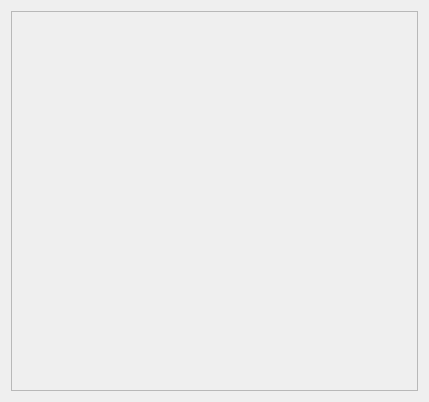
The window that gui/DrawingForm.ui (fritzone/funkplot) describes before a commit, drawn with Qt 5.
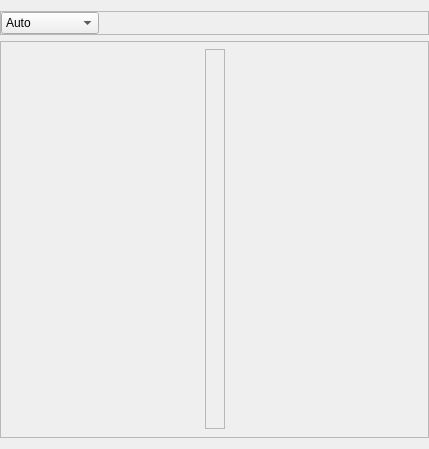
The same window after the commit.

Diff of the .ui file:
```diff
--- a/gui/DrawingForm.ui
+++ b/gui/DrawingForm.ui
@@ -7,19 +7,25 @@
     <x>0</x>
     <y>0</y>
     <width>429</width>
-    <height>398</height>
+    <height>449</height>
    </rect>
   </property>
   <property name="windowTitle">
    <string>Form</string>
   </property>
   <layout class="QVBoxLayout" name="verticalLayout_2">
+   <property name="leftMargin">
+    <number>0</number>
+   </property>
+   <property name="rightMargin">
+    <number>0</number>
+   </property>
    <item>
-    <widget class="QFrame" name="frmDrawing">
-     <property name="minimumSize">
+    <widget class="QFrame" name="frame">
+     <property name="maximumSize">
       <size>
-       <width>0</width>
-       <height>380</height>
+       <width>16777215</width>
+       <height>48</height>
       </size>
      </property>
      <property name="frameShape">
@@ -28,7 +34,173 @@
      <property name="frameShadow">
       <enum>QFrame::Raised</enum>
      </property>
-     <layout class="QVBoxLayout" name="verticalLayout"/>
+     <layout class="QHBoxLayout" name="horizontalLayout">
+      <property name="leftMargin">
+       <number>0</number>
+      </property>
+      <property name="topMargin">
+       <number>0</number>
+      </property>
+      <property name="rightMargin">
+       <number>0</number>
+      </property>
+      <property name="bottomMargin">
+       <number>0</number>
+      </property>
+      <item>
+       <widget class="QComboBox" name="comboBox">
+        <item>
+         <property name="text">
+          <string>Auto</string>
+         </property>
+        </item>
+        <item>
+         <property name="text">
+          <string>640 x 480</string>
+         </property>
+        </item>
+        <item>
+         <property name="text">
+          <string>800 x 600</string>
+         </property>
+        </item>
+        <item>
+         <property name="text">
+          <string>1024 x 768</string>
+         </property>
+        </item>
+        <item>
+         <property name="text">
+          <string>1366 x 768</string>
+         </property>
+        </item>
+        <item>
+         <property name="text">
+          <string>1920 x 1080</string>
+         </property>
+        </item>
+       </widget>
+      </item>
+      <item>
+       <spacer name="horizontalSpacer">
+        <property name="orientation">
+         <enum>Qt::Horizontal</enum>
+        </property>
+        <property name="sizeHint" stdset="0">
+         <size>
+          <width>40</width>
+          <height>20</height>
+         </size>
+        </property>
+       </spacer>
+      </item>
+     </layout>
+    </widget>
+   </item>
+   <item>
+    <widget class="QFrame" name="frame_2">
+     <property name="frameShape">
+      <enum>QFrame::StyledPanel</enum>
+     </property>
+     <property name="frameShadow">
+      <enum>QFrame::Raised</enum>
+     </property>
+     <layout class="QGridLayout" name="gridLayout">
+      <property name="leftMargin">
+       <number>0</number>
+      </property>
+      <property name="topMargin">
+       <number>0</number>
+      </property>
+      <property name="rightMargin">
+       <number>0</number>
+      </property>
+      <property name="bottomMargin">
+       <number>0</number>
+      </property>
+      <item row="0" column="1">
+       <spacer name="topSpacer">
+        <property name="orientation">
+         <enum>Qt::Vertical</enum>
+        </property>
+        <property name="sizeHint" stdset="0">
+         <size>
+          <width>20</width>
+          <height>40</height>
+         </size>
+        </property>
+       </spacer>
+      </item>
+      <item row="1" column="0">
+       <spacer name="leftSpacer">
+        <property name="orientation">
+         <enum>Qt::Horizontal</enum>
+        </property>
+        <property name="sizeHint" stdset="0">
+         <size>
+          <width>20</width>
+          <height>20</height>
+         </size>
+        </property>
+       </spacer>
+      </item>
+      <item row="1" column="2">
+       <spacer name="rightSpacer">
+        <property name="orientation">
+         <enum>Qt::Horizontal</enum>
+        </property>
+        <property name="sizeHint" stdset="0">
+         <size>
+          <width>20</width>
+          <height>20</height>
+         </size>
+        </property>
+       </spacer>
+      </item>
+      <item row="1" column="1">
+       <widget class="QFrame" name="frmDrawing">
+        <property name="minimumSize">
+         <size>
+          <width>0</width>
+          <height>380</height>
+         </size>
+        </property>
+        <property name="frameShape">
+         <enum>QFrame::StyledPanel</enum>
+        </property>
+        <property name="frameShadow">
+         <enum>QFrame::Raised</enum>
+        </property>
+        <layout class="QVBoxLayout" name="verticalLayout">
+         <property name="leftMargin">
+          <number>0</number>
+         </property>
+         <property name="topMargin">
+          <number>0</number>
+         </property>
+         <property name="rightMargin">
+          <number>0</number>
+         </property>
+         <property name="bottomMargin">
+          <number>0</number>
+         </property>
+        </layout>
+       </widget>
+      </item>
+      <item row="2" column="1">
+       <spacer name="bottomSpacer">
+        <property name="orientation">
+         <enum>Qt::Vertical</enum>
+        </property>
+        <property name="sizeHint" stdset="0">
+         <size>
+          <width>20</width>
+          <height>40</height>
+         </size>
+        </property>
+       </spacer>
+      </item>
+     </layout>
     </widget>
    </item>
   </layout>
```
